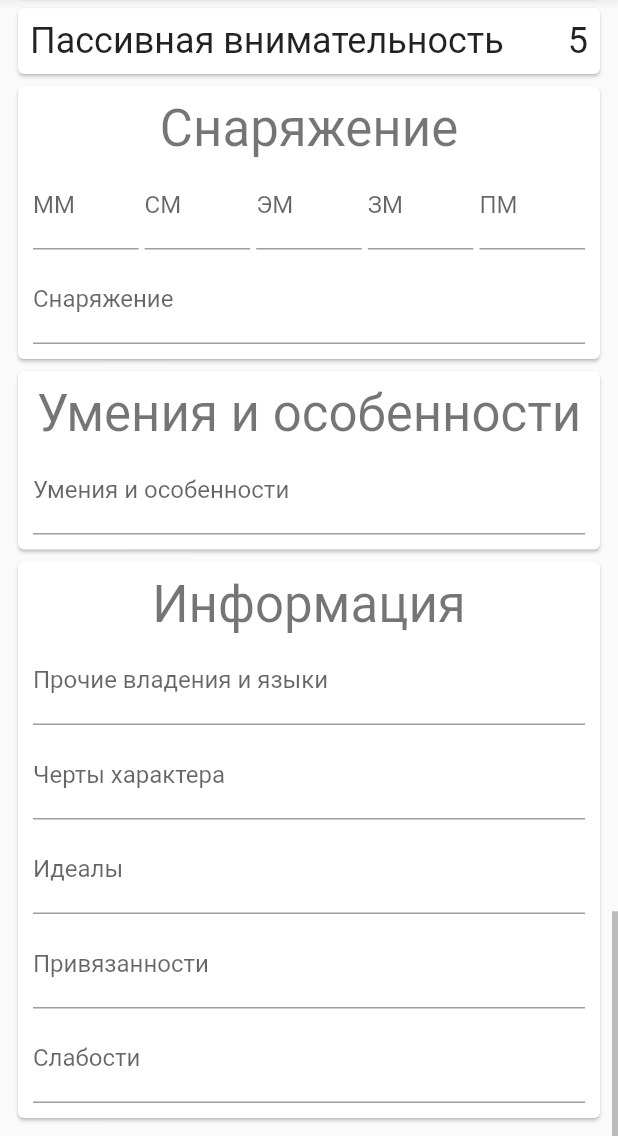
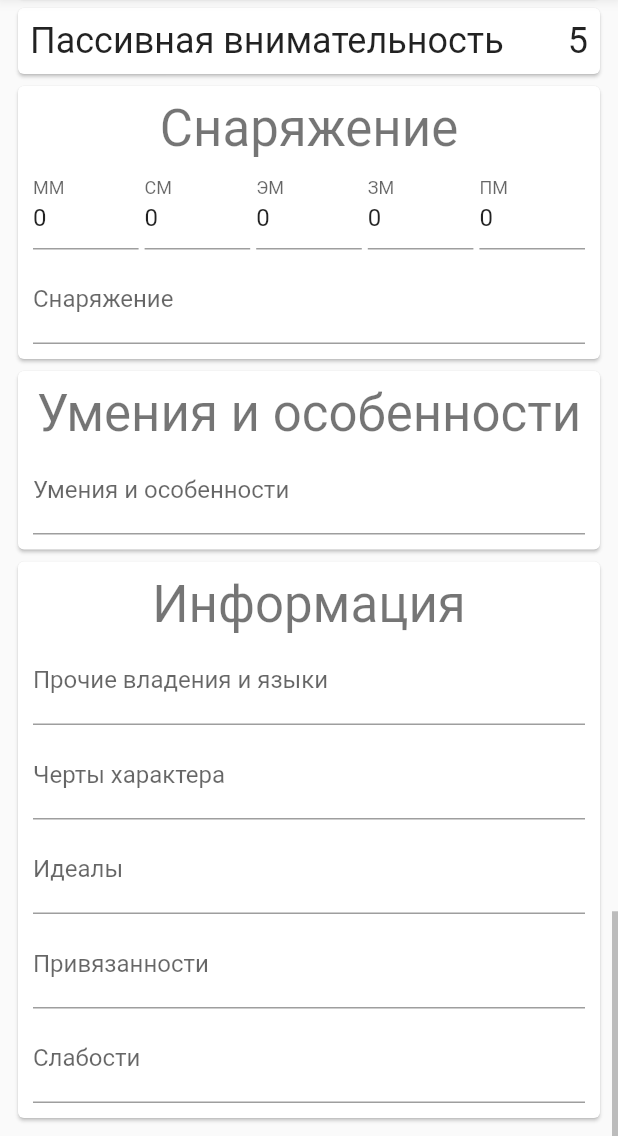
Before and after one commit to gudn/ddplayer, a Flutter app: the screen it shows after launch, scrolled down 3169 dp, on a phone screen of 412 x 824 dp, the part 100-1236 px from its top. Run offline on Flutter 3.47's test engine with Material 2 defaults, Android fonts, the phone set to English and light mode, and no system bars; our stand-ins replace bloc, flutter_bloc.

Commit message:
mark cubit field as required and add it to all inputs

```diff
--- a/lib/components/big_field.dart
+++ b/lib/components/big_field.dart
@@ -1,3 +1,4 @@
+import 'package:ddplayer/cubits/base_cubit.dart';
 import 'package:flutter/material.dart';
 
 import 'package:ddplayer/components/input.dart';
@@ -16,6 +17,7 @@ class BigField extends StatelessWidget {
               'Умения и особенности',
               expanded: false,
               multiline: true,
+              cubit: DDCubit(name: 'big field', value: ''),
             ),
           ],
         ),
--- a/lib/components/info.dart
+++ b/lib/components/info.dart
@@ -1,3 +1,4 @@
+import 'package:ddplayer/cubits/base_cubit.dart';
 import 'package:flutter/material.dart';
 
 import 'package:ddplayer/components/input.dart';
@@ -14,11 +15,36 @@ class Info extends StatelessWidget {
               'Информация',
               style: Theme.of(context).textTheme.headline4,
             ),
-            Input('Прочие владения и языки', expanded: false, multiline: true),
-            Input('Черты характера', expanded: false, multiline: true),
-            Input('Идеалы', expanded: false, multiline: true),
-            Input('Привязанности', expanded: false, multiline: true),
-            Input('Слабости', expanded: false, multiline: true),
+            Input(
+              'Прочие владения и языки',
+              expanded: false,
+              multiline: true,
+              cubit: DDCubit(name: 'прочие владения и языки', value: ''),
+            ),
+            Input(
+              'Черты характера',
+              expanded: false,
+              multiline: true,
+              cubit: DDCubit(name: 'черты характера', value: ''),
+            ),
+            Input(
+              'Идеалы',
+              expanded: false,
+              multiline: true,
+              cubit: DDCubit(name: 'идеалы', value: ''),
+            ),
+            Input(
+              'Привязанности',
+              expanded: false,
+              multiline: true,
+              cubit: DDCubit(name: 'привязанности', value: ''),
+            ),
+            Input(
+              'Слабости',
+              expanded: false,
+              multiline: true,
+              cubit: DDCubit(name: 'слабости', value: ''),
+            ),
           ],
         ),
       ),
--- a/lib/components/input.dart
+++ b/lib/components/input.dart
@@ -3,25 +3,24 @@ import 'package:flutter/material.dart';
 
 class Input<T> extends StatelessWidget {
   final String label;
-  final DDCubit<T>? cubit;
-  final TextEditingController? _controller;
+  final DDCubit<T> cubit;
+  final TextEditingController _controller;
   final bool expanded, multiline;
 
-  Input(this.label, {this.cubit, this.expanded = true, this.multiline = false})
-      : _controller = (cubit != null
-            ? TextEditingController(text: cubit.value.toString())
-            : null) {
-    _controller?.addListener(() {
-      if (_controller!.text.length == 0) return;
+  Input(this.label,
+      {required this.cubit, this.expanded = true, this.multiline = false})
+      : _controller = TextEditingController(text: cubit.value.toString()) {
+    _controller.addListener(() {
+      if (_controller.text.length == 0) return;
       switch (T) {
         case int:
-          cubit!.set((int.tryParse(_controller!.text) ?? 0) as T);
+          cubit.set((int.tryParse(_controller.text) ?? 0) as T);
           break;
         case double:
-          cubit!.set((double.tryParse(_controller!.text) ?? 0) as T);
+          cubit.set((double.tryParse(_controller.text) ?? 0) as T);
           break;
         case String:
-          cubit!.set(_controller!.text as T);
+          cubit.set(_controller.text as T);
           break;
         default:
           throw TypeError();
--- a/lib/components/inventory.dart
+++ b/lib/components/inventory.dart
@@ -1,3 +1,4 @@
+import 'package:ddplayer/cubits/base_cubit.dart';
 import 'package:flutter/material.dart';
 
 import 'package:ddplayer/components/input.dart';
@@ -13,14 +14,17 @@ class Inventory extends StatelessWidget {
             Text('Снаряжение', style: Theme.of(context).textTheme.headline4),
             Row(
               children: [
-                Input('ММ'),
-                Input('СМ'),
-                Input('ЭМ'),
-                Input('ЗМ'),
-                Input('ПМ'),
+                Input('ММ', cubit: DDCubit(name: 'мм', value: 0)),
+                Input('СМ', cubit: DDCubit(name: 'см', value: 0)),
+                Input('ЭМ', cubit: DDCubit(name: 'эм', value: 0)),
+                Input('ЗМ', cubit: DDCubit(name: 'зм', value: 0)),
+                Input('ПМ', cubit: DDCubit(name: 'пм', value: 0)),
               ],
             ),
-            Input('Снаряжение', expanded: false, multiline: true)
+            Input('Снаряжение',
+                expanded: false,
+                multiline: true,
+                cubit: DDCubit(name: 'снаряжение', value: ''))
           ],
         ),
       ),
```
Also changed, not shown: lib/components/attacks.dart (+16 -7 lines), lib/components/head.dart (+13 -7 lines), lib/components/status.dart (+30 -8 lines).
